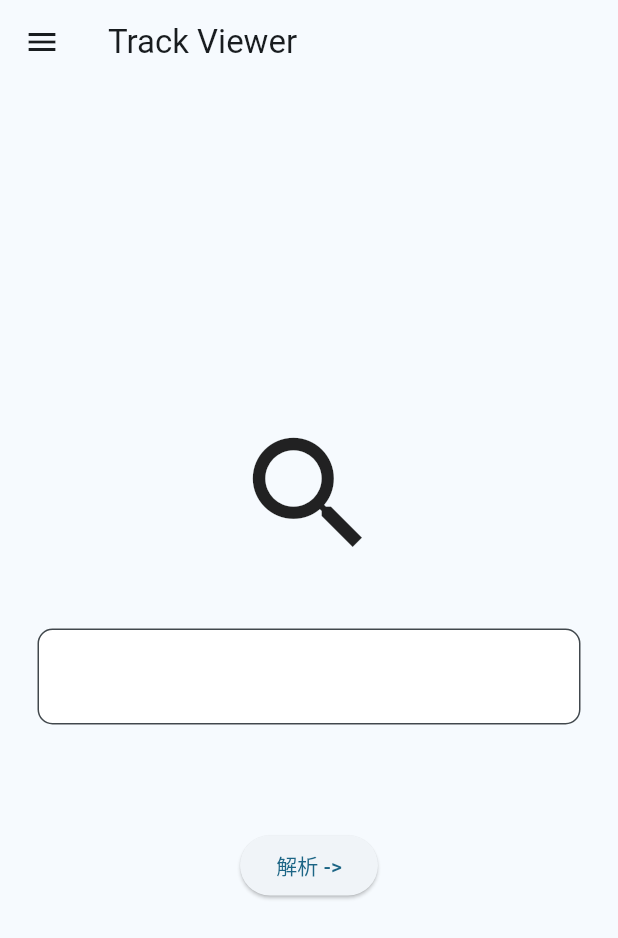
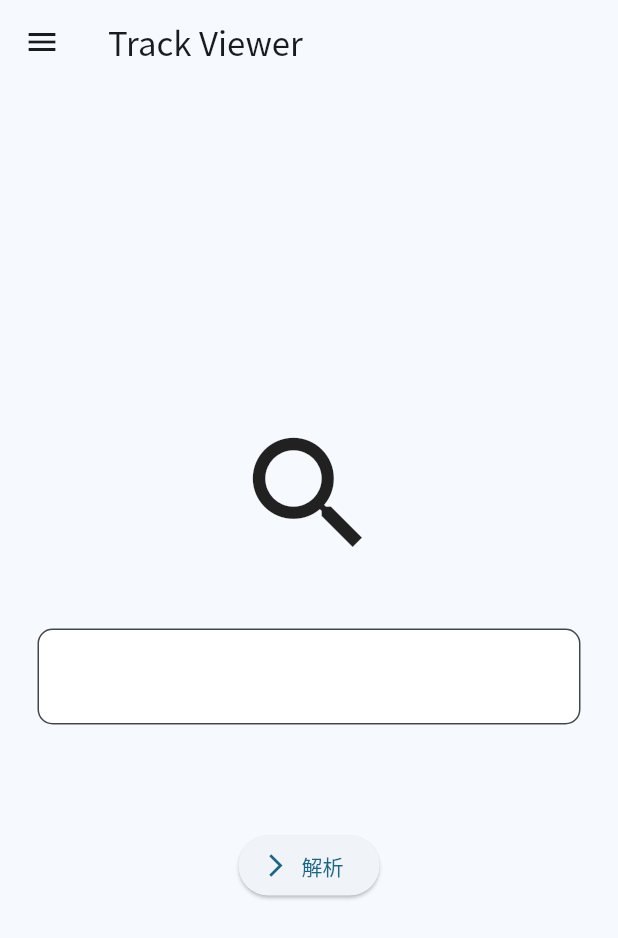
Before and after one commit to dp0qb/TrackerViewerFlutter, a Flutter app: the screen it shows after launch, on a phone screen of 412 x 824 dp. Shown: the top 938 px of the screen. Run offline on Flutter 3.47's test engine with Material 3 defaults, Android fonts, the phone set to English and light mode, and no system bars.

Commit message:
func update

```diff
--- /dev/null
+++ b/assets/temp_demo_json_files/data.json
@@ -0,0 +1 @@
+{"Uuid":"858d7ff0-3534-4225-9e8d-144a9f22ae50","CorrespondingAuthor":"ShiJiong Han","DocumentId":8658,"FirstAuthor":"Rongqiang Guo","JournalAcronym":"ORGEO","JournalName":"Ore Geology Reviews","LastUpdated":1718772892,"LatestRevisionNumber":2,"ManuscriptTitle":"Deciphering ore-forming fluid evolution processes of the Yuerya gold deposit, eastern Hebei, China: Insights from pyrite texture, trace element and sulfur isotope compositions","PubdNumber":"ORGEO-D-24-00180","ReviewEvents":[{"Date":1710737467,"Event":"REVIEWER_INVITED","Revision":0,"Id":94636823},{"Date":1710737871,"Event":"REVIEWER_INVITED","Revision":0,"Id":94637873},{"Date":1710815636,"Event":"REVIEWER_ACCEPTED","Revision":0,"Id":94637873},{"Date":1711309164,"Event":"REVIEWER_COMPLETED","Revision":0,"Id":94637873},{"Date":1710737968,"Event":"REVIEWER_INVITED","Revision":0,"Id":94637874},{"Date":1710987011,"Event":"REVIEWER_INVITED","Revision":0,"Id":94882312},{"Date":1711174458,"Event":"REVIEWER_ACCEPTED","Revision":0,"Id":94882312},{"Date":1713936502,"Event":"REVIEWER_COMPLETED","Revision":0,"Id":94882312},{"Date":1718576000,"Event":"REVIEWER_INVITED","Revision":1,"Id":100164854},{"Date":1718577013,"Event":"REVIEWER_ACCEPTED","Revision":1,"Id":100164854},{"Date":1718772892,"Event":"REVIEWER_COMPLETED","Revision":1,"Id":100164854}],"Status":9,"SubmissionDate":1710480715}
--- a/lib/main.dart
+++ b/lib/main.dart
@@ -16,6 +16,7 @@ class MyApp extends StatelessWidget {
       debugShowCheckedModeBanner: false,
       theme: ThemeData(
         colorScheme: ColorScheme.fromSeed(seedColor: Colors.lightBlueAccent),
+        fontFamily: "NotoSansSC",
         useMaterial3: true,
       ),
       initialRoute: "/",
--- a/lib/pages/home.dart
+++ b/lib/pages/home.dart
@@ -68,8 +68,11 @@ class _HomePageState extends State<HomePage> {
             const SizedBox(
               height: 45,
             ),
-            ElevatedButton(
-              onPressed: () {
+            ElevatedButton.icon(
+              icon: const Icon(
+                Icons.arrow_forward_ios,
+              ),
+              onPressed: () => {
                 Navigator.of(context).push(
                   MaterialPageRoute(
                     builder: (BuildContext context) {
@@ -78,9 +81,9 @@ class _HomePageState extends State<HomePage> {
                       );
                     },
                   ),
-                );
+                )
               },
-              child: const Text("解析 ->"),
+              label: const Text("解析"),
             ),
           ],
         ),
```
Also changed, not shown: lib/pages/result.dart (+42 -9 lines), pubspec.yaml (+6 -5 lines), 1 other file.
